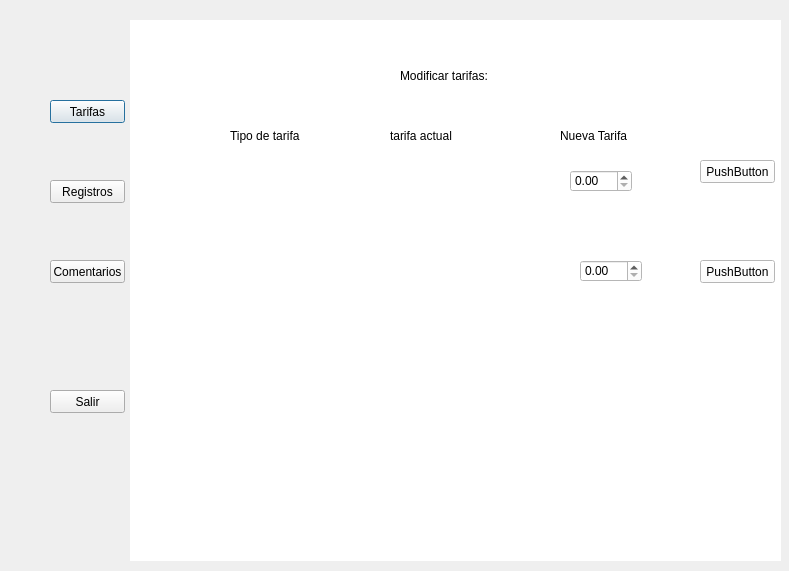
The window that Estacionamiento/administrador.ui (FernandoHS-0/Estacionamiento) describes before a commit, drawn with Qt 5.
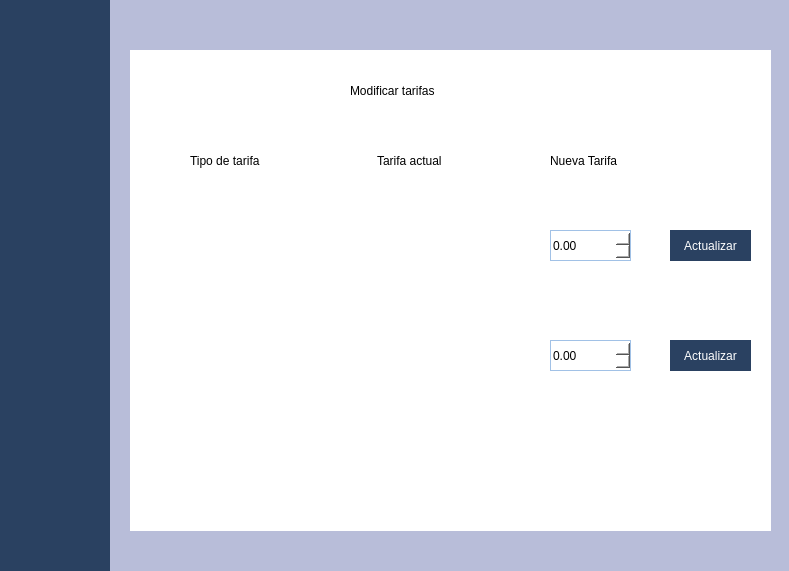
The same window after the commit. The open tabs and pages were chosen to show the change. Icons and pictures are not drawn.

```diff
--- a/Estacionamiento/administrador.ui
+++ b/Estacionamiento/administrador.ui
@@ -13,105 +13,216 @@
   <property name="windowTitle">
    <string>Dialog</string>
   </property>
+  <property name="styleSheet">
+   <string notr="true">QDialog{
+	background-color: #2A4161;
+}</string>
+  </property>
   <widget class="QPushButton" name="btnTaridas">
    <property name="geometry">
     <rect>
-     <x>50</x>
-     <y>100</y>
-     <width>75</width>
-     <height>23</height>
+     <x>20</x>
+     <y>90</y>
+     <width>81</width>
+     <height>71</height>
     </rect>
    </property>
+   <property name="styleSheet">
+    <string notr="true">QPushButton{
+	background-color: rgba(0,0,0,0);
+	border: none;
+	image: url(:/img/img/TarifasBlanca.png);
+}
+
+QPushButton:Hover{
+	background-color: rgba(0,0,0,0);
+	border: none;
+	image: url(:/img/img/TarifasAzul.png);
+}</string>
+   </property>
    <property name="text">
-    <string>Tarifas</string>
+    <string/>
    </property>
   </widget>
   <widget class="QPushButton" name="btnRegistros">
    <property name="geometry">
     <rect>
-     <x>50</x>
-     <y>180</y>
-     <width>75</width>
-     <height>23</height>
+     <x>20</x>
+     <y>200</y>
+     <width>81</width>
+     <height>71</height>
     </rect>
    </property>
+   <property name="styleSheet">
+    <string notr="true">QPushButton{
+	background-color: rgba(0,0,0,0);
+	border: none;
+	image: url(:/img/img/RegistroBlanco.png);
+}
+
+QPushButton:Hover{
+	background-color: rgba(0,0,0,0);
+	border: none;
+	image: url(:/img/img/RegistroAzul.png);
+}</string>
+   </property>
    <property name="text">
-    <string>Registros</string>
+    <string/>
    </property>
   </widget>
   <widget class="QPushButton" name="btnComentarios">
    <property name="geometry">
     <rect>
-     <x>50</x>
-     <y>260</y>
-     <width>75</width>
-     <height>23</height>
+     <x>20</x>
+     <y>310</y>
+     <width>81</width>
+     <height>71</height>
     </rect>
    </property>
+   <property name="styleSheet">
+    <string notr="true">QPushButton{
+	background-color: rgba(0,0,0,0);
+	border: none;
+	image: url(:/img/img/ComentariosBlanco.png);
+}
+
+QPushButton:Hover{
+	background-color: rgba(0,0,0,0);
+	border: none;
+	image: url(:/img/img/ComentariosAzul.png);
+}</string>
+   </property>
    <property name="text">
-    <string>Comentarios</string>
+    <string/>
    </property>
   </widget>
   <widget class="QStackedWidget" name="stackedWidget">
    <property name="geometry">
     <rect>
-     <x>130</x>
-     <y>20</y>
-     <width>651</width>
-     <height>541</height>
+     <x>110</x>
+     <y>0</y>
+     <width>681</width>
+     <height>571</height>
     </rect>
    </property>
    <property name="styleSheet">
-    <string notr="true">background-color: white;</string>
+    <string notr="true">background-color: #B8BDD9;</string>
    </property>
    <property name="currentIndex">
     <number>1</number>
    </property>
    <widget class="QWidget" name="Tafifas">
+    <widget class="QWidget" name="widget_2" native="true">
+     <property name="geometry">
+      <rect>
+       <x>20</x>
+       <y>50</y>
+       <width>641</width>
+       <height>481</height>
+      </rect>
+     </property>
+     <property name="styleSheet">
+      <string notr="true">QWidget{
+	background-color: white;
+}
+
+QLabel{
+	font: 12pt &quot;Corbel&quot;;
+	color: black,
+}
+
+QLineEdit{
+	border: 1px solid #A1C1E6;
+}
+
+QDoubleSpinBox{
+	border: 1px solid #A1C1E6;
+}</string>
+     </property>
+     <widget class="QPushButton" name="Acualizar1">
+      <property name="geometry">
+       <rect>
+        <x>540</x>
+        <y>180</y>
+        <width>81</width>
+        <height>31</height>
+       </rect>
+      </property>
+      <property name="styleSheet">
+       <string notr="true">QPushButton{
+	background-color: #2A4161;
+	color: white;
+	font: 10pt &quot;Corbel&quot;;
+	border: none;
+}
+
+QPushButton:Hover{
+	background-color: #C2C9F2;
+}</string>
+      </property>
+      <property name="text">
+       <string>Actualizar</string>
+      </property>
+     </widget>
+     <widget class="QLabel" name="TipoTarifa1">
+      <property name="geometry">
+       <rect>
+        <x>60</x>
+        <y>180</y>
+        <width>111</width>
+        <height>31</height>
+       </rect>
+      </property>
+      <property name="text">
+       <string/>
+      </property>
+     </widget>
+     <widget class="QPushButton" name="actualizar2">
+      <property name="geometry">
+       <rect>
+        <x>540</x>
+        <y>290</y>
+        <width>81</width>
+        <height>31</height>
+       </rect>
+      </property>
+      <property name="styleSheet">
+       <string notr="true">QPushButton{
+	background-color: #2A4161;
+	color: white;
+	font: 10pt &quot;Corbel&quot;;
+	border: none;
+}
+
+QPushButton:Hover{
+	background-color: #C2C9F2;
+}</string>
+      </property>
+      <property name="text">
+       <string>Actualizar</string>
+      </property>
+     </widget>
     <widget class="QLabel" name="label_2">
      <property name="geometry">
       <rect>
-       <x>270</x>
-       <y>40</y>
-       <width>101</width>
-       <height>31</height>
-      </rect>
-     </property>
-     <property name="text">
-      <string>Modificar tarifas:</string>
-     </property>
-    </widget>
-    <widget class="QLabel" name="label_3">
-     <property name="geometry">
-      <rect>
-       <x>260</x>
-       <y>100</y>
-       <width>101</width>
-       <height>31</height>
-      </rect>
-     </property>
+        <x>220</x>
+        <y>10</y>
+        <width>141</width>
+        <height>61</height>
+       </rect>
+      </property>
+      <property name="styleSheet">
+       <string notr="true">font: 75 16pt &quot;Corbel&quot;;</string>
+      </property>
      <property name="text">
-      <string>tarifa actual</string>
-     </property>
-    </widget>
-    <widget class="QLabel" name="label_4">
-     <property name="geometry">
-      <rect>
-       <x>100</x>
-       <y>100</y>
-       <width>81</width>
-       <height>31</height>
-      </rect>
-     </property>
-     <property name="text">
-      <string>Tipo de tarifa</string>
+       <string>Modificar tarifas</string>
      </property>
     </widget>
     <widget class="QLabel" name="label_6">
      <property name="geometry">
       <rect>
-       <x>430</x>
-       <y>100</y>
+        <x>420</x>
+        <y>95</y>
        <width>91</width>
        <height>31</height>
       </rect>
@@ -120,51 +231,25 @@
       <string>Nueva Tarifa</string>
      </property>
     </widget>
-    <widget class="QLabel" name="TipoTarifa1">
+     <widget class="QLabel" name="label_3">
      <property name="geometry">
       <rect>
-       <x>90</x>
-       <y>160</y>
-       <width>111</width>
+        <x>247</x>
+        <y>95</y>
+        <width>101</width>
        <height>31</height>
       </rect>
      </property>
      <property name="text">
-      <string/>
-     </property>
-    </widget>
-    <widget class="QLabel" name="TarifaActual1">
-     <property name="geometry">
-      <rect>
-       <x>260</x>
-       <y>160</y>
-       <width>91</width>
-       <height>31</height>
-      </rect>
-     </property>
-     <property name="text">
-      <string/>
-     </property>
-    </widget>
-    <widget class="QPushButton" name="Acualizar1">
-     <property name="geometry">
-      <rect>
-       <x>570</x>
-       <y>140</y>
-       <width>75</width>
-       <height>23</height>
-      </rect>
-     </property>
-     <property name="text">
-      <string>PushButton</string>
+       <string>Tarifa actual</string>
      </property>
     </widget>
     <widget class="QLabel" name="TipoTarifa2">
      <property name="geometry">
       <rect>
-       <x>100</x>
-       <y>240</y>
-       <width>81</width>
+        <x>60</x>
+        <y>290</y>
+        <width>111</width>
        <height>31</height>
       </rect>
      </property>
@@ -172,11 +257,34 @@
       <string/>
      </property>
     </widget>
+     <widget class="QDoubleSpinBox" name="NuevaTarifa2">
+      <property name="geometry">
+       <rect>
+        <x>420</x>
+        <y>290</y>
+        <width>81</width>
+        <height>31</height>
+       </rect>
+      </property>
+     </widget>
+     <widget class="QLabel" name="label_4">
+      <property name="geometry">
+       <rect>
+        <x>60</x>
+        <y>95</y>
+        <width>91</width>
+        <height>31</height>
+       </rect>
+      </property>
+      <property name="text">
+       <string>Tipo de tarifa</string>
+      </property>
+     </widget>
     <widget class="QLabel" name="TarifaActual2">
      <property name="geometry">
       <rect>
-       <x>260</x>
-       <y>240</y>
+        <x>240</x>
+        <y>290</y>
        <width>111</width>
        <height>31</height>
       </rect>
@@ -185,38 +293,29 @@
       <string/>
      </property>
     </widget>
-    <widget class="QPushButton" name="actualizar2">
-     <property name="geometry">
-      <rect>
-       <x>570</x>
-       <y>240</y>
-       <width>75</width>
-       <height>23</height>
-      </rect>
-     </property>
-     <property name="text">
-      <string>PushButton</string>
-     </property>
-    </widget>
     <widget class="QDoubleSpinBox" name="NuevaTarifa1">
      <property name="geometry">
       <rect>
-       <x>440</x>
-       <y>150</y>
-       <width>62</width>
-       <height>22</height>
+        <x>420</x>
+        <y>180</y>
+        <width>81</width>
+        <height>31</height>
       </rect>
      </property>
     </widget>
-    <widget class="QDoubleSpinBox" name="NuevaTarifa2">
+     <widget class="QLabel" name="TarifaActual1">
      <property name="geometry">
       <rect>
-       <x>450</x>
-       <y>240</y>
-       <width>62</width>
-       <height>22</height>
-      </rect>
-     </property>
+        <x>240</x>
+        <y>180</y>
+        <width>111</width>
+        <height>31</height>
+       </rect>
+      </property>
+      <property name="text">
+       <string/>
+      </property>
+     </widget>
     </widget>
    </widget>
    <widget class="QWidget" name="page_2">
@@ -273,14 +372,27 @@
   <widget class="QPushButton" name="btnSalir">
    <property name="geometry">
     <rect>
-     <x>50</x>
-     <y>390</y>
-     <width>75</width>
-     <height>23</height>
+     <x>20</x>
+     <y>430</y>
+     <width>71</width>
+     <height>61</height>
     </rect>
    </property>
+   <property name="styleSheet">
+    <string notr="true">QPushButton{
+	background-color: rgba(0,0,0,0);
+	border: none;
+	image: url(:/img/img/logout.png);
+}
+
+QPushButton:Hover{
+	background-color: rgba(0,0,0,0);
+	border: none;
+	image: url(:/img/img/logout_hover.png);
+}</string>
+   </property>
    <property name="text">
-    <string>Salir</string>
+    <string/>
    </property>
   </widget>
  </widget>
```
Left out of the diff: 114 changed lines with no effect on the pictures. Lines whose indentation alone changed are shown as unchanged.
